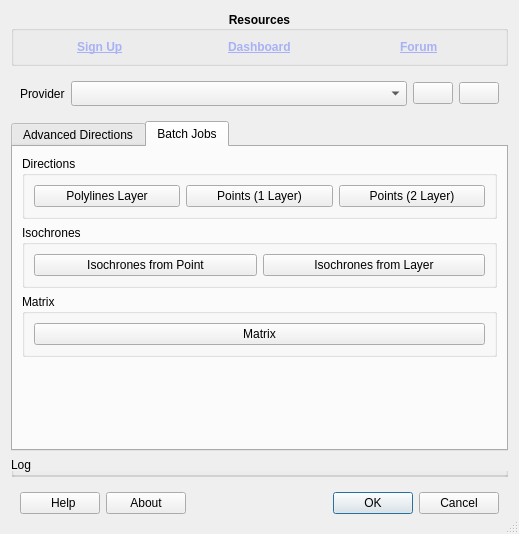
Before: the Qt Designer form ORStools/gui/ORStoolsDialogUI.ui in GIScience/orstools-qgis-plugin, drawn with Qt 5.
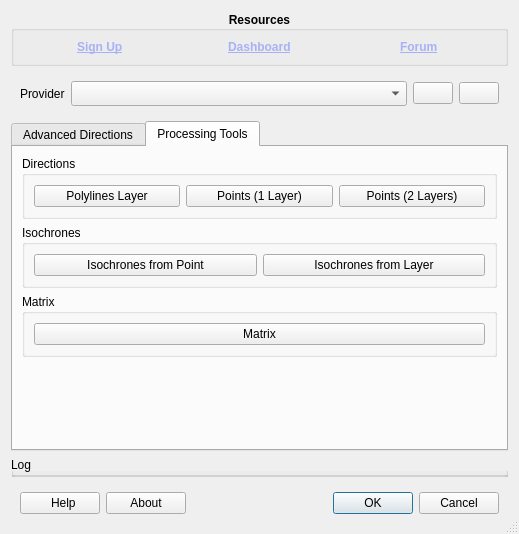
After: the same form once the commit is applied. The open tabs and pages were chosen to show the change. Icons and pictures are not drawn. Custom widgets are drawn as their Qt base class.

Commit message: docs: rename batch jobs to Processing Tools in UI

```diff
--- a/ORStools/gui/ORStoolsDialogUI.ui
+++ b/ORStools/gui/ORStoolsDialogUI.ui
@@ -698,7 +698,7 @@
      </widget>
      <widget class="QWidget" name="batch_tab">
       <attribute name="title">
-       <string>Batch Jobs</string>
+       <string>Processing Tools</string>
       </attribute>
       <layout class="QVBoxLayout" name="verticalLayout">
        <item>
@@ -742,7 +742,7 @@
              </sizepolicy>
             </property>
             <property name="text">
-             <string>Points (2 Layer)</string>
+             <string>Points (2 Layers)</string>
             </property>
            </widget>
           </item>
```
Left out of the diff: 2 changed lines with no effect on the pictures.
